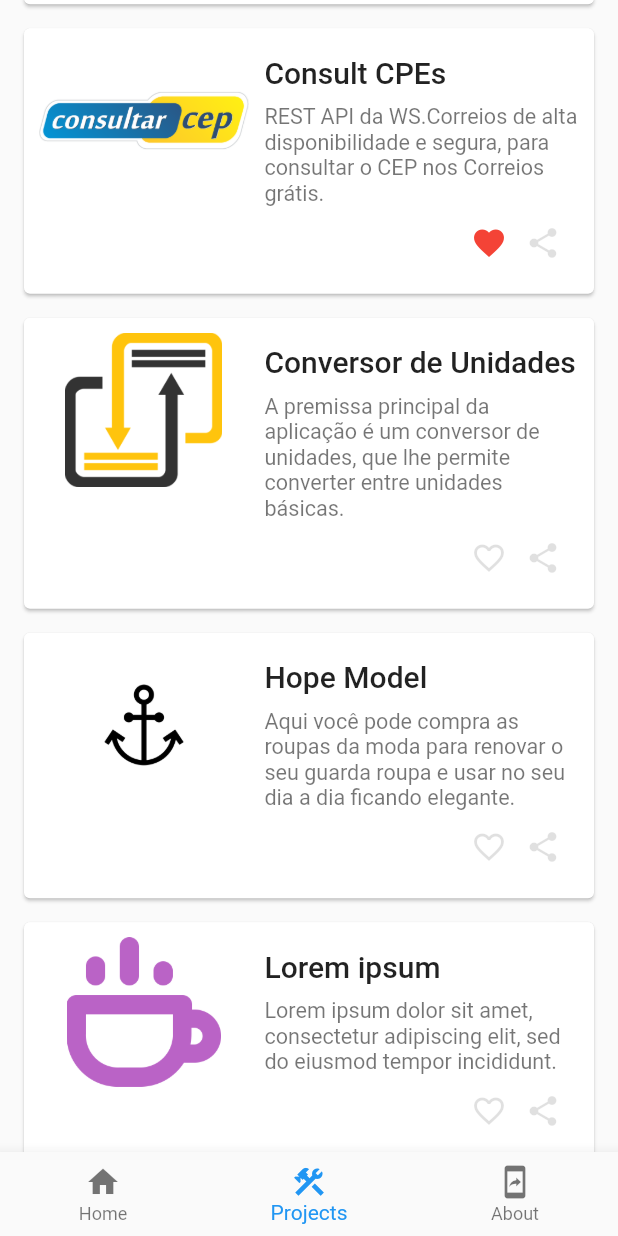
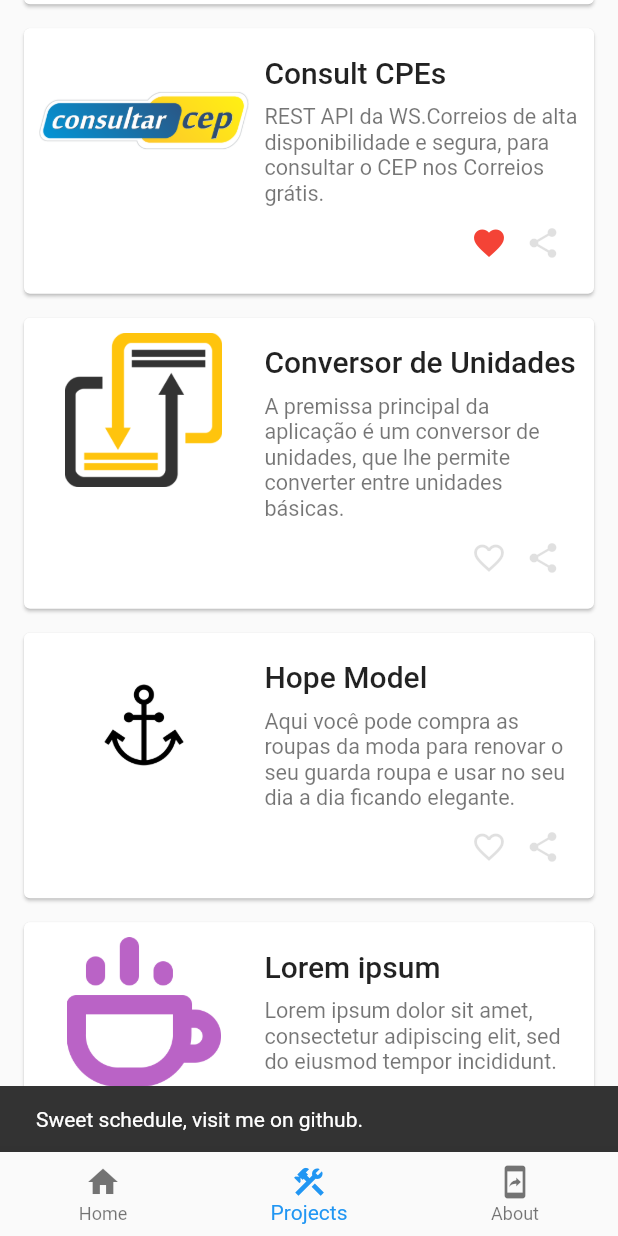
Before and after one commit to italo-santos-dev/profile-demo-flutter, a Flutter app: the screen it shows after launch, item 2 of the bottom bar chosen, scrolled down 576 dp, after a tap on the "favorite outline" icon, on a phone screen of 412 x 824 dp. Run offline on Flutter 3.47's test engine with Material 2 defaults, Android fonts, the phone set to English and light mode, and no system bars; our stand-ins replace flutter_local_notifications, share.

Commit message:
nlw-together-flutter-save

```diff
--- a/lib/core/app_widget.dart
+++ b/lib/core/app_widget.dart
@@ -7,12 +7,6 @@ class AppWidget extends StatelessWidget {
     return MaterialApp(
       debugShowCheckedModeBanner: false,
       title: 'Portfólio Dev Italo Santos',
-      // theme: ThemeData(
-      //   brightness: Brightness.light,
-      // ),
-      // darkTheme: ThemeData(
-      //   brightness: Brightness.dark,
-      // ),
       home: SplashPage(),
     );
   }
--- a/lib/main.dart
+++ b/lib/main.dart
@@ -1,7 +1,14 @@
 import 'package:flutter/material.dart';
+import 'package:flutter/services.dart';
+import 'package:profile_demo/core/app_colors.dart';
 
 import 'core/app_widget.dart';
 
 void main() {
+  SystemChrome.setSystemUIOverlayStyle(
+    SystemUiOverlayStyle(
+      statusBarColor: AppColors.lightcoral,
+    ),
+  );
   runApp(AppWidget());
 }
--- a/lib/pages/about/widget/small_about_component_widget.dart
+++ b/lib/pages/about/widget/small_about_component_widget.dart
@@ -12,12 +12,12 @@ class SmallAboutComponentWidget extends StatelessWidget {
         padding: EdgeInsets.all(48.0),
         child: Column(
           mainAxisSize: MainAxisSize.min,
-          children: <Widget>[
+          children: [
             Expanded(flex: 1, child: ContentAboutWidget()),
             Divider(),
             SizedBox(
-                height:
-                    ResponsiveLayoutUltis.isSmallScreen(context) ? 12.0 : 0.0),
+              height: ResponsiveLayoutUltis.isSmallScreen(context) ? 12.0 : 0.0,
+            ),
           ],
         ),
       ),
--- a/lib/pages/home/widget/sections/top_section_widget.dart
+++ b/lib/pages/home/widget/sections/top_section_widget.dart
@@ -1,7 +1,10 @@
 import 'package:flutter/material.dart';
 import 'package:profile_demo/core/app_colors.dart';
 import 'package:profile_demo/core/app_default.dart';
-import 'package:profile_demo/tabs/home_tab.dart';
+import 'package:profile_demo/utils/responsive_layout_ultis.dart';
+
+import '../large_component_widget.dart';
+import '../small_component_widget.dart';
 
 class TopSectionWidget extends StatelessWidget {
   @override
@@ -18,10 +21,27 @@ class TopSectionWidget extends StatelessWidget {
         width: 1200.0,
         child: Stack(
           children: [
-            HomeTab(),
+            //HomeTab(),
+            LayoutBuilder(builder: (context, constraints) {
+              return homedBody(context, constraints);
+            }),
           ],
         ),
       ),
     );
   }
 }
+
+Widget homedBody(BuildContext context, BoxConstraints constraints) {
+  return SingleChildScrollView(
+    child: ConstrainedBox(
+      constraints: BoxConstraints(
+          minWidth: constraints.maxWidth, minHeight: constraints.maxHeight),
+      child: ResponsiveLayoutUltis(
+        largeScreen: LargeComponentWidget(),
+        mediumScreen: Container(),
+        smallScreen: SmallComponentWidget(),
+      ),
+    ),
+  );
+}
--- a/lib/pages/home/widget/small_component_widget.dart
+++ b/lib/pages/home/widget/small_component_widget.dart
@@ -1,7 +1,9 @@
 import 'dart:ui';
 import 'package:flutter/material.dart';
 import 'package:profile_demo/core/app_colors.dart';
-import 'package:profile_demo/core/app_images.dart';
+import 'package:profile_demo/core/core.dart';
+
+import 'package:profile_demo/utils/responsive_layout_ultis.dart';
 
 class SmallComponentWidget extends StatelessWidget {
   const SmallComponentWidget({
@@ -10,14 +12,19 @@ class SmallComponentWidget extends StatelessWidget {
 
   @override
   Widget build(BuildContext context) {
-    return SingleChildScrollView(
+    return IntrinsicHeight(
       child: Padding(
         padding: EdgeInsets.all(48.0),
         child: Column(
+          mainAxisSize: MainAxisSize.min,
+          children: [
+            Expanded(
+              flex: 1,
+              child: Column(
                 crossAxisAlignment: CrossAxisAlignment.start,
-          children: <Widget>[
+                children: [
                   Text(
-              "Hey! 👋 Welcome to my profile!",
+                    "Hey </> Welcome to my profile!",
                     style: TextStyle(
                       fontSize: 18,
                       fontWeight: FontWeight.bold,
@@ -43,16 +50,18 @@ class SmallComponentWidget extends StatelessWidget {
                       style: TextStyle(
                         fontSize: 18,
                         fontWeight: FontWeight.bold,
+                        height: 1.5,
                         color: AppColors.white,
-                  height: 1.5,
                       ),
                     ),
                   ),
+                ],
+              ),
+            ),
+            _buildIllustration(),
+            Divider(),
             SizedBox(
-              height: 30,
-            ),
-            Center(
-              child: Image.asset(AppImages.meio),
+              height: ResponsiveLayoutUltis.isSmallScreen(context) ? 12.0 : 0.0,
             ),
           ],
         ),
@@ -60,3 +69,11 @@ class SmallComponentWidget extends StatelessWidget {
     );
   }
 }
+
+Widget _buildIllustration() {
+  return Image.asset(
+    AppImages.meio,
+    width: 400.0,
+    height: 400.0,
+  );
+}
--- a/lib/pages/project/projects_component_widget.dart
+++ b/lib/pages/project/projects_component_widget.dart
@@ -1,3 +1,4 @@
+import 'package:animated_card/animated_card.dart';
 import 'package:flutter/material.dart';
 import 'package:profile_demo/models/project_model.dart';
 import 'package:share/share.dart';
@@ -12,10 +13,6 @@ class ProjecComponentWidget extends StatefulWidget {
 }
 
 class _ProjecComponentWidgetState extends State<ProjecComponentWidget> {
-  void onLike() {
-    setState(() => _isPressed = !_isPressed);
-  }
-
   bool _isPressed = false;
 
   @override
@@ -69,14 +66,29 @@ class _ProjecComponentWidgetState extends State<ProjecComponentWidget> {
                           Row(
                             mainAxisAlignment: MainAxisAlignment.end,
                             children: <Widget>[
-                              GestureDetector(
-                                onTap: onLike,
-                                child: Icon(
-                                  _isPressed
-                                      ? Icons.favorite
-                                      : Icons.favorite_border,
-                                  color:
-                                      _isPressed ? Colors.red : Colors.black12,
+                              Container(
+                                child: Builder(
+                                  builder: (context) => GestureDetector(
+                                    onTap: () {
+                                      ScaffoldMessenger.of(context)
+                                          .showSnackBar(
+                                        const SnackBar(
+                                          content: Text(
+                                            'Sweet schedule, visit me on github.',
+                                          ),
+                                        ),
+                                      );
+                                      setState(() => _isPressed = !_isPressed);
+                                    },
+                                    child: Icon(
+                                      _isPressed
+                                          ? Icons.favorite
+                                          : Icons.favorite_border,
+                                      color: _isPressed
+                                          ? Colors.red
+                                          : Colors.black12,
+                                    ),
+                                  ),
                                 ),
                               ),
                               IconButton(
--- a/lib/tabs/about_tab.dart
+++ b/lib/tabs/about_tab.dart
@@ -3,7 +3,6 @@ import 'package:flutter/material.dart';
 class AboutTab extends StatelessWidget {
   @override
   Widget build(BuildContext context) {
-    // TODO: implement build
     throw UnimplementedError();
   }
 }
--- a/pubspec.yaml
+++ b/pubspec.yaml
@@ -32,6 +32,7 @@ dependencies:
   flutter_icons: ^1.1.0
   share: ^2.0.4
   flutter_local_notifications: ^6.0.0
+  animated_card: ^2.0.0
 
 dev_dependencies:
   flutter_test:
```
Also changed, not shown: lib/pages/about/about_component_widget.dart (+5 -3 lines), lib/pages/about/widget/large_about_components_widget.dart (+9 -2 lines), lib/pages/home/widget/large_component_widget.dart (+25 -18 lines), lib/pages/project/widget/notifical_project_widget.dart (+0 -53 lines), pubspec.lock. Lines whose indentation alone changed are shown as unchanged.
